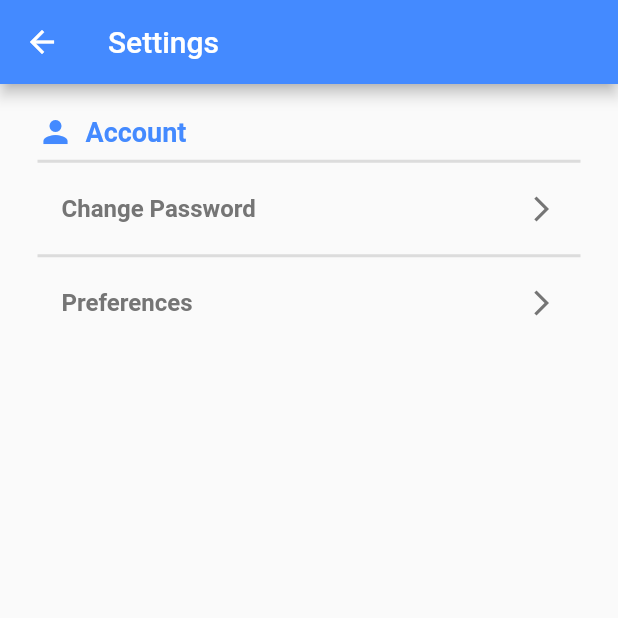
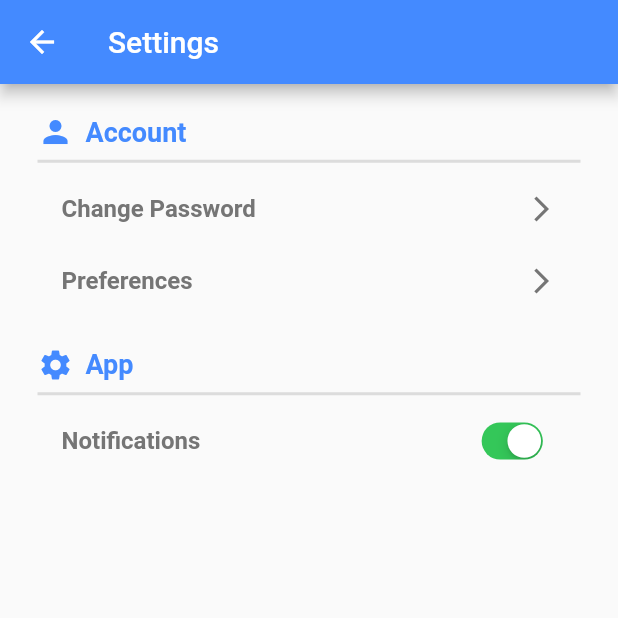
Before and after one commit to medykization/BoredomDestroyer, a Flutter app: the SettingsScreen screen opened directly, on a phone screen of 412 x 824 dp, the top half of it. Run offline on Flutter 3.47's test engine with Material 2 defaults, Android fonts, the phone set to English and light mode, and no system bars; our stand-ins replace flutter_spinkit, font_awesome_flutter, geolocator, shared_preferences; missing offline and left inert: google_maps_webservice; accounts and stored records are empty.

Commit message:
Notifications switch added

```diff
--- a/lib/screens/settings_screen.dart
+++ b/lib/screens/settings_screen.dart
@@ -28,8 +28,11 @@ class _SettingsScreenState extends State<SettingsScreen> {
             _buildAccountCategoryRow(),
             Divider(height: 15, thickness: 2),
             _buildChangePasswordButton(),
+            _buildPreferencesButton(),
+            SizedBox(height: 20),
+            _buildAppCategoryRow(),
             Divider(height: 15, thickness: 2),
-            _buildPreferencesButton(),
+            _buildNotificationSwitch(),
           ],
         ),
       ),
@@ -106,3 +109,50 @@ Widget _buildPreferencesButton() {
     ),
   );
 }
+
+// App
+
+Widget _buildAppCategoryRow() {
+  return Row(
+    children: [
+      Icon(Icons.settings, color: Colors.blueAccent),
+      SizedBox(width: 8),
+      Text(
+        'App',
+        style: TextStyle(
+            color: Colors.blueAccent,
+            fontSize: 18,
+            fontWeight: FontWeight.bold),
+      ),
+    ],
+  );
+}
+
+Widget _buildNotificationSwitch() {
+  return FlatButton(
+    onPressed: () {
+      print('Preferences Button');
+      // TO DO
+    },
+    child: Row(
+      mainAxisAlignment: MainAxisAlignment.spaceBetween,
+      children: [
+        Text(
+          'Notifications',
+          style: TextStyle(
+              color: Colors.grey[600],
+              fontSize: 16,
+              fontWeight: FontWeight.bold),
+        ),
+        Transform.scale(
+            child: CupertinoSwitch(
+              onChanged: (bool value) {
+                // TO DO
+              },
+              value: true,
+            ),
+            scale: 0.8)
+      ],
+    ),
+  );
+}
```
